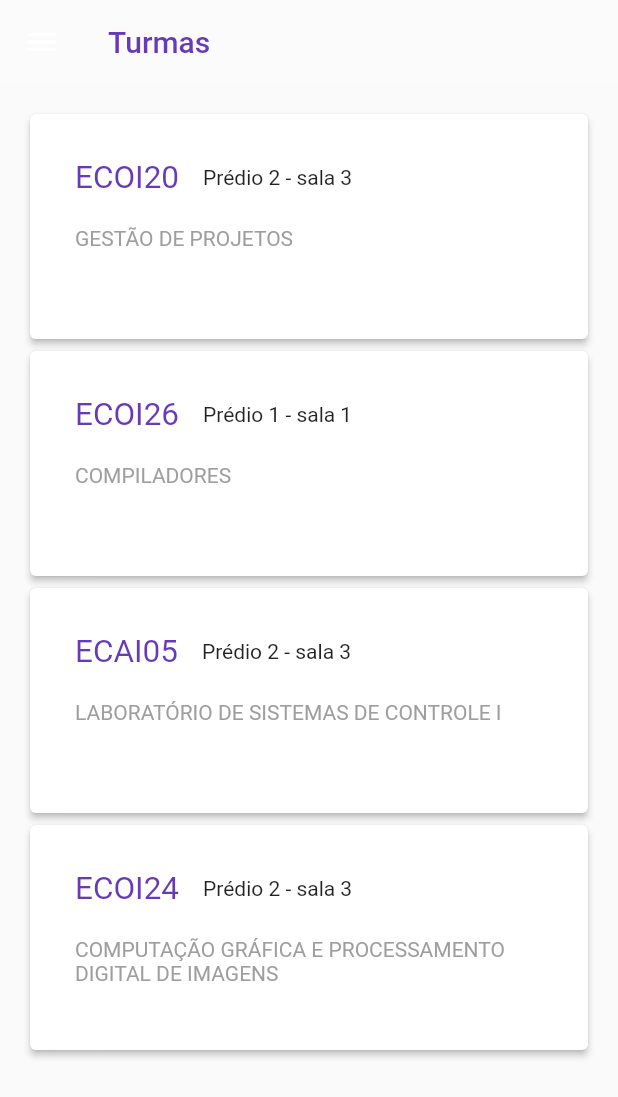
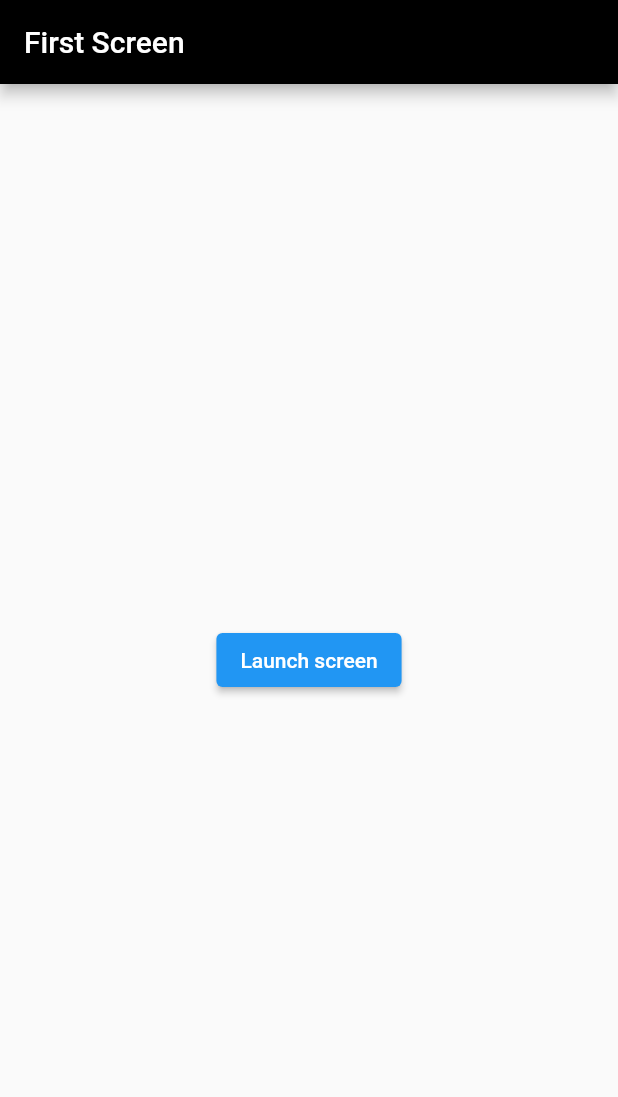
Before and after one commit to ppcamp/flutter-sigaa-app-mobile-student, a Flutter app: the screen it shows after launch, in the side drawer, after a tap on "Item 1", on a phone screen of 412 x 824 dp. Shown: the top 1097 px of the screen. Run offline on Flutter 3.47's test engine with Material 2 defaults, Android fonts, the phone set to English and light mode, and no system bars; our stand-ins replace sqflite; accounts and stored records are empty.

Commit message:
feat: change project structure

```diff
--- a/lib/components/StudentClass/class.screen.dart
+++ /dev/null
@@ -1,126 +0,0 @@
-import 'package:flutter/material.dart';
-import 'package:flutter/widgets.dart';
-import 'package:sigaa_student/components/StudentClass/class.dto.dart';
-import 'package:sigaa_student/repository/student_class.dart';
-
-// ClassScreen the statefulwidget
-class ClassScreen extends StatefulWidget {
-  @override
-  State<ClassScreen> createState() => _ClassScreenState();
-}
-
-// _ClassScreenState is the stateless object
-class _ClassScreenState extends State<ClassScreen> {
-  final _items = <StudentClassDTO>[];
-  final StudentClassStore store = StudentClassStore();
-
-  @override
-  void initState() {
-    super.initState();
-
-    init();
-  }
-
-  // init function
-  Future init() async {
-    await store.init();
-    final items = await store.getAll();
-    setState(() {
-      this._items.addAll(items);
-    });
-  }
-
-  @override
-  Widget build(BuildContext context) {
-    if (_items.isEmpty) {
-      _items.addAll([]);
-    }
-    return Scaffold(
-      body: _buildItemsList(),
-      appBar: AppBar(
-          title: const Text(
-            'Turmas',
-            style: TextStyle(color: Colors.deepPurple),
-          ),
-          backwardsCompatibility: false,
-          elevation: 0,
-          backgroundColor: Colors.white10,
-          foregroundColor: Colors.deepPurple),
-      drawer: Drawer(
-        child: ListView(
-          padding: EdgeInsets.zero,
-          children: [
-            const DrawerHeader(
-              decoration: BoxDecoration(
-                color: Colors.blue,
-              ),
-              child: Text('User'),
-            ),
-            ListTile(
-              title: const Text('Item 1'),
-              onTap: () {
-                // Update the state of the app.
-                // ...
-                // Then close the drawer
-                Navigator.pop(context);
-              },
-            ),
-            ListTile(
-              title: const Text('Item 2'),
-              onTap: () {
-                // Update the state of the app.
-                // ...
-                // Then close the drawer
-                Navigator.pop(context);
-              },
-            ),
-          ],
-        ),
-      ),
-    );
-  }
-
-  // _buildItemList does a mapping for each row
-  Widget _buildItemsList() {
-    return ListView.builder(
-      padding: const EdgeInsets.all(16.0),
-      itemBuilder: (context, i) {
-        return Card(
-            elevation: 2,
-            child: InkWell(
-              splashColor: Colors.blue.withAlpha(30),
-              onTap: () {
-                print({i, "message"});
-              },
-              child: SizedBox(
-                  width: 300,
-                  height: 150,
-                  child: Container(
-                      margin: EdgeInsets.all(14.0),
-                      padding: EdgeInsets.all(16.0),
-                      child:
-                          Wrap(spacing: 20, runSpacing: 20, children: <Widget>[
-                        Row(children: [
-                          Text(
-                            _items[i].acronym,
-                            textScaleFactor: 1.5,
-                            style: TextStyle(color: Colors.deepPurple),
-                          ),
-                          Padding(
-                              padding: EdgeInsets.only(left: 16.0),
-                              child: Text(
-                                _items[i].place,
-                                textAlign: TextAlign.right,
-                              ))
-                        ]),
-                        Text(
-                          _items[i].classname,
-                          style: TextStyle(color: Colors.grey),
-                        ),
-                      ]))),
-            ));
-      },
-      itemCount: _items.length,
-    );
-  }
-}
--- /dev/null
+++ b/lib/config/base.dart
@@ -0,0 +1,16 @@
+
+import 'package:flutter/material.dart';
+import 'package:sigaa_student/views/Dashboard/dashboard.screen.dart';
+
+MaterialApp buildApp ({
+  required String appName,
+  required ThemeData theme,
+  required Map<String, Widget Function(BuildContext)> routes,
+  }) {
+  return MaterialApp(
+    title: appName,
+    theme: theme,
+    routes: routes,
+    home: DashboardScreen(),
+  );
+}
--- a/lib/config/routes/routes.dart
+++ b/lib/config/routes/routes.dart
@@ -0,0 +1,8 @@
+import 'package:flutter/material.dart';
+import 'package:sigaa_student/views/ClassFocused/class_focused.dart';
+import 'package:sigaa_student/views/Dashboard/dashboard.screen.dart';
+
+Map<String, Widget Function(BuildContext)> getRoutes() => {
+      DashboardScreen.id: (context) => DashboardScreen(),
+      ClassFocused.id: (context) => ClassFocused()
+    };
--- a/lib/config/themes/config.dart
+++ b/lib/config/themes/config.dart
@@ -0,0 +1,5 @@
+import 'package:sigaa_student/config/themes/light.dart';
+
+getTheme() {
+  return lightTheme();
+}
--- a/lib/config/themes/light.dart
+++ b/lib/config/themes/light.dart
@@ -0,0 +1,26 @@
+import 'package:flutter/material.dart';
+
+lightTheme () => ThemeData(
+    // Define the default brightness and colors.
+    brightness: Brightness.light,
+    primaryColor: Colors.black,
+    accentColor: Colors.purple[900],
+    backgroundColor: Colors.white10,
+
+    // Define the default font family.
+    fontFamily: 'Roboto',
+
+    // Define the default TextTheme. Use this to specify the default
+    // text styling for headlines, titles, bodies of text, and more.
+    textTheme: const TextTheme(
+      // topbar default
+      headline6: TextStyle(fontSize: 20.0, fontWeight: FontWeight.bold),
+      // others
+      headline1: TextStyle(fontSize: 30.0, fontStyle: FontStyle.italic),
+      bodyText2: TextStyle(fontSize: 14.0)
+    ),
+
+    cardTheme: CardTheme(
+      elevation: 2,
+    ),
+);
--- a/lib/main.dart
+++ b/lib/main.dart
@@ -1,8 +1,9 @@
 import 'package:flutter/material.dart';
-import 'package:sigaa_student/components/StudentClass/class.screen.dart';
+import 'package:sigaa_student/config/base.dart';
+import 'package:sigaa_student/config/routes/routes.dart';
+import 'package:sigaa_student/config/themes/config.dart';
+import 'package:sigaa_student/views/Dashboard/dashboard.dto.dart';
 import 'package:sigaa_student/repository/student_class.dart';
-
-import 'components/StudentClass/class.dto.dart';
 
 void main() async {
   WidgetsFlutterBinding.ensureInitialized();
@@ -37,9 +38,10 @@ void main() async {
 class MyApp extends StatelessWidget {
   @override
   Widget build(BuildContext context) {
-    return MaterialApp(
-      title: 'SIGAA student',
-      home: ClassScreen(),
+    return buildApp(
+      appName: "SIGAA student",
+      theme: getTheme(),
+      routes: getRoutes(),
     );
   }
 }
--- a/lib/repository/student_class.dart
+++ b/lib/repository/student_class.dart
@@ -1,4 +1,4 @@
-import 'package:sigaa_student/components/StudentClass/class.dto.dart';
+import 'package:sigaa_student/views/Dashboard/dashboard.dto.dart';
 import 'package:sqflite/sqflite.dart';
 
 import 'base.dart';
--- /dev/null
+++ b/lib/views/ClassFocused/class_focused.dart
@@ -0,0 +1,24 @@
+import 'package:flutter/material.dart';
+
+class ClassFocused extends StatelessWidget {
+  static const id = "Screen_to_show_specific_class_info";
+
+  const ClassFocused({Key? key}) : super(key: key);
+
+  @override
+  Widget build(BuildContext context) {
+    return Scaffold(
+      appBar: AppBar(
+        title: const Text('First Screen'),
+      ),
+      body: Center(
+        child: ElevatedButton(
+          onPressed: () {
+            // Navigate to the second screen when tapped.
+          },
+          child: const Text('Launch screen'),
+        ),
+      ),
+    );
+  }
+}
--- /dev/null
+++ b/lib/views/Dashboard/dashboard.screen.dart
@@ -0,0 +1,157 @@
+import 'package:flutter/material.dart';
+import 'package:flutter/widgets.dart';
+import 'package:sigaa_student/views/ClassFocused/class_focused.dart';
+import 'package:sigaa_student/views/Dashboard/dashboard.dto.dart';
+import 'package:sigaa_student/repository/student_class.dart';
+
+// ClassScreen the statefulwidget
+class DashboardScreen extends StatefulWidget {
+  static const id = "Screen_used_to_show_all_elements";
+
+  @override
+  State<DashboardScreen> createState() => _DashboardScreenState();
+}
+
+// _ClassScreenState is the stateless object
+class _DashboardScreenState extends State<DashboardScreen> {
+  final _items = <StudentClassDTO>[];
+  final StudentClassStore store = StudentClassStore();
+
+  @override
+  void initState() {
+    super.initState();
+
+    init();
+  }
+
+  // init function
+  Future init() async {
+    await store.init();
+    final items = await store.getAll();
+    setState(() {
+      this._items.addAll(items);
+    });
+  }
+
+  @override
+  Widget build(BuildContext context) {
+    if (_items.isEmpty) {
+      _items.addAll([]);
+    }
+    return Scaffold(
+      body: _buildItemsList(),
+      appBar: AppBar(
+          title: Text(
+            'Turmas',
+            style: TextStyle(color: Theme.of(context).accentColor),
+          ),
+          backwardsCompatibility: false,
+          elevation: 0,
+          backgroundColor: Theme.of(context).backgroundColor,
+          foregroundColor: Theme.of(context).accentColor),
+      drawer: Drawer(
+        child: ListView(
+          padding: EdgeInsets.zero,
+          children: [
+            const DrawerHeader(
+              decoration: BoxDecoration(
+                color: Colors.blue,
+              ),
+              child: Text('User'),
+            ),
+            ListTile(
+              title: const Text('Item 1'),
+              onTap: () {
+                // Update the state of the app.
+                // ...
+                // Then close the drawer
+                Navigator.pushReplacement(
+                  context,
+                  MaterialPageRoute(builder: (context) => ClassFocused())
+                );
+              },
+            ),
+            ListTile(
+              title: const Text('Item 2'),
+              onTap: () {
+                // Update the state of the app.
+                // ...
+                // Then close the drawer
+                Navigator.pop(context);
+              },
+            ),
+          ],
+        ),
+      ),
+    );
+  }
+
+  // _buildItemList does a mapping for each row
+  Widget _buildItemsList() {
+    if (this._items.isEmpty) {
+      return Center(
+        child: Wrap(
+          children: [
+            Column(
+              children: [
+                Text("Não existem turmas para o período atual."),
+                Padding(
+                    padding: EdgeInsets.all(20.0),
+                    child: Icon(
+                      Icons.check_circle,
+                      color: Colors.deepPurple,
+                      size: 30.0,
+                    ))
+              ],
+            )
+          ],
+        ),
+      );
+    } else
+      return ListView.builder(
+        padding: const EdgeInsets.all(16.0),
+        itemBuilder: (context, i) {
+          return Card(
+              child: InkWell(
+                  splashColor: Colors.blue.withAlpha(30),
+                  onTap: () {
+                    print({i, "tapped on this card"});
+                  },
+                  child: SizedBox(
+                    width: 300,
+                    height: 150,
+                    child: Container(
+                        margin: EdgeInsets.all(14.0),
+                        padding: EdgeInsets.all(16.0),
+                        child: Center(
+                            child: Wrap(
+                                spacing: 20,
+                                runSpacing: 20,
+                                children: <Widget>[
+                              Row(
+                                  mainAxisAlignment:
+                                      MainAxisAlignment.spaceBetween,
+                                  children: [
+                                    Text(
+                                      _items[i].acronym,
+                                      textScaleFactor: 1.5,
+                                      style: TextStyle(
+                                          color: Colors.deepPurple,
+                                          fontWeight: FontWeight.bold),
+                                    ),
+                                    Text(
+                                      _items[i].place,
+                                      textAlign: TextAlign.right,
+                                    )
+                                  ]),
+                              Text(
+                                _items[i].classname,
+                                style: TextStyle(color: Colors.grey),
+                              ),
+                            ]))),
+                  )));
+        },
+        itemCount: _items.length,
+      );
+  }
+}
```
Also changed, not shown: lib/config/routes/config.dart (deleted), lib/config/routes/handler.dart (deleted), lib/views/Dashboard/dashboard.dto.dart (renamed from lib/components/StudentClass/class.dto.dart).
